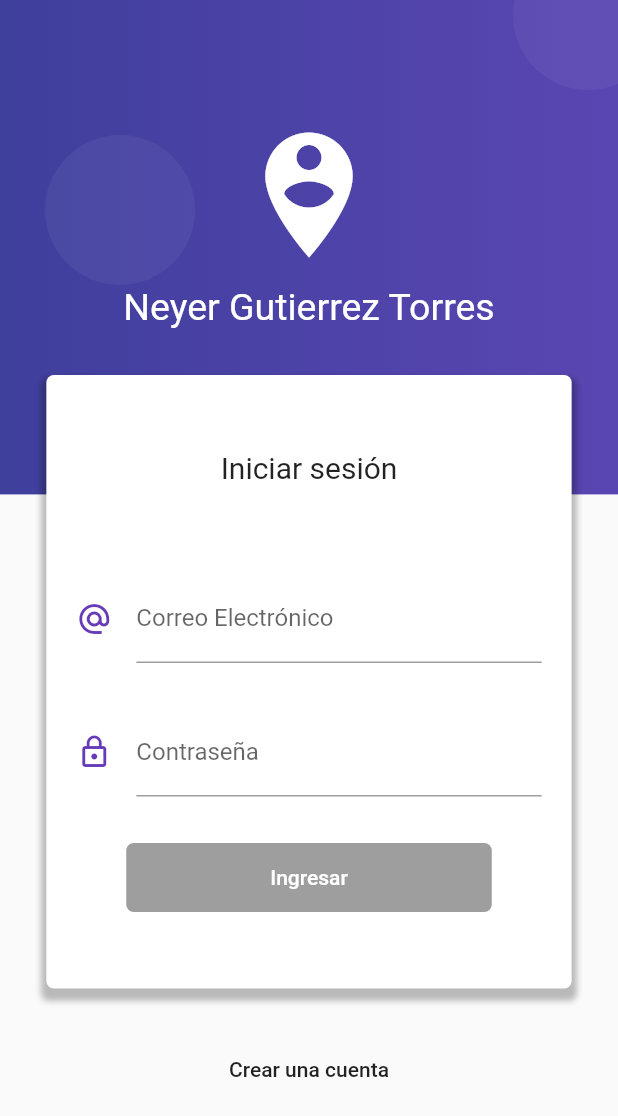
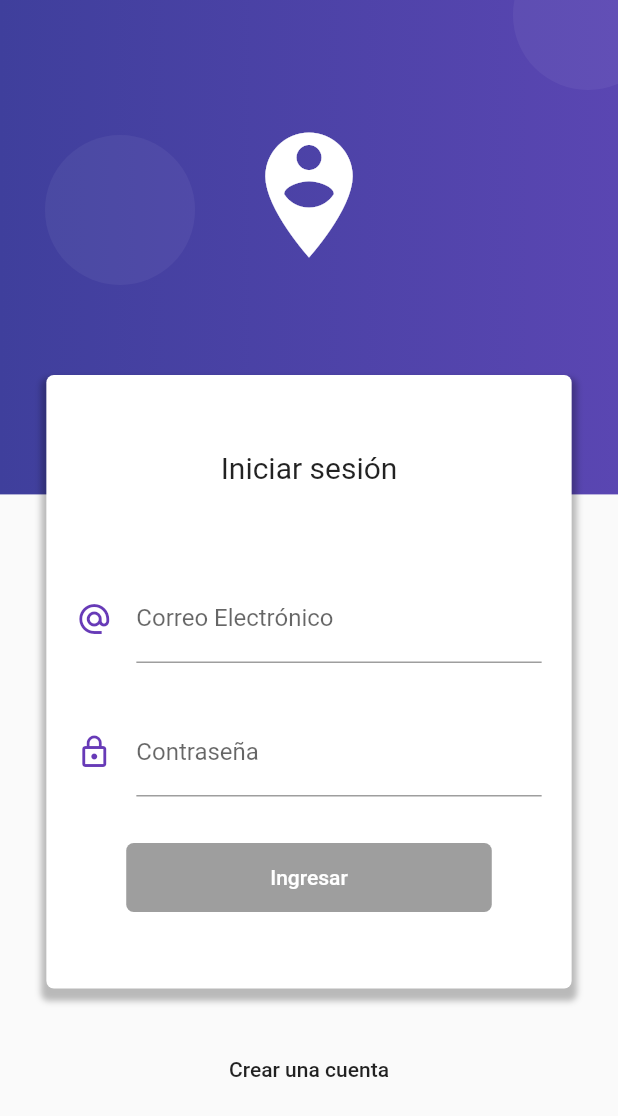
Before and after one commit to Papaleta69/product-list, a Flutter app: the screen it shows after launch, on a phone screen of 412 x 824 dp. Shown: the top 1116 px of the screen. Run offline on Flutter 3.47's test engine with Material 2 defaults, Android fonts, the phone set to English and light mode, and no system bars; our stand-ins replace image_picker, rxdart, shared_preferences; missing offline and left inert: mime_type.

Commit message:
Actulización

```diff
--- a/lib/src/pages/home_page.dart
+++ b/lib/src/pages/home_page.dart
@@ -8,7 +8,6 @@ import 'package:login_user/src/models/product_model.dart';
 class HomePage extends StatelessWidget {
 
   //final productosProvider = ProductosProvider();
-
 
 
   @override
@@ -100,8 +99,8 @@ class HomePage extends StatelessWidget {
                 fit: BoxFit.cover,
               ),
                ListTile(
-                title: Text('${producto.titulo} - ${producto.valor}'),
-                subtitle: Text(producto.id!),
+                title: Text('S/ ${producto.valor} - ${producto.titulo}'),
+                //subtitle: Text(producto.id!),
                 onTap: ()=> Navigator.pushNamed(context, 'product', arguments: producto),
             )
           ],
--- a/lib/src/pages/login_page.dart
+++ b/lib/src/pages/login_page.dart
@@ -64,7 +64,7 @@ class LoginPage extends StatelessWidget {
            children: const <Widget>[
              Icon(Icons.person_pin_circle, color:Colors.white, size: 100.0),
              SizedBox(height: 10.0, width: double.infinity),
-             Text('Neyer Gutierrez Torres', style: TextStyle(color: Colors.white, fontSize: 25.0))
+             //Text('Neyer Gutierrez Torres', style: TextStyle(color: Colors.white, fontSize: 25.0))
            ],
          ),
        ),
```
Also changed, not shown: lib/src/pages/product_page.dart (+6 -1 lines).
